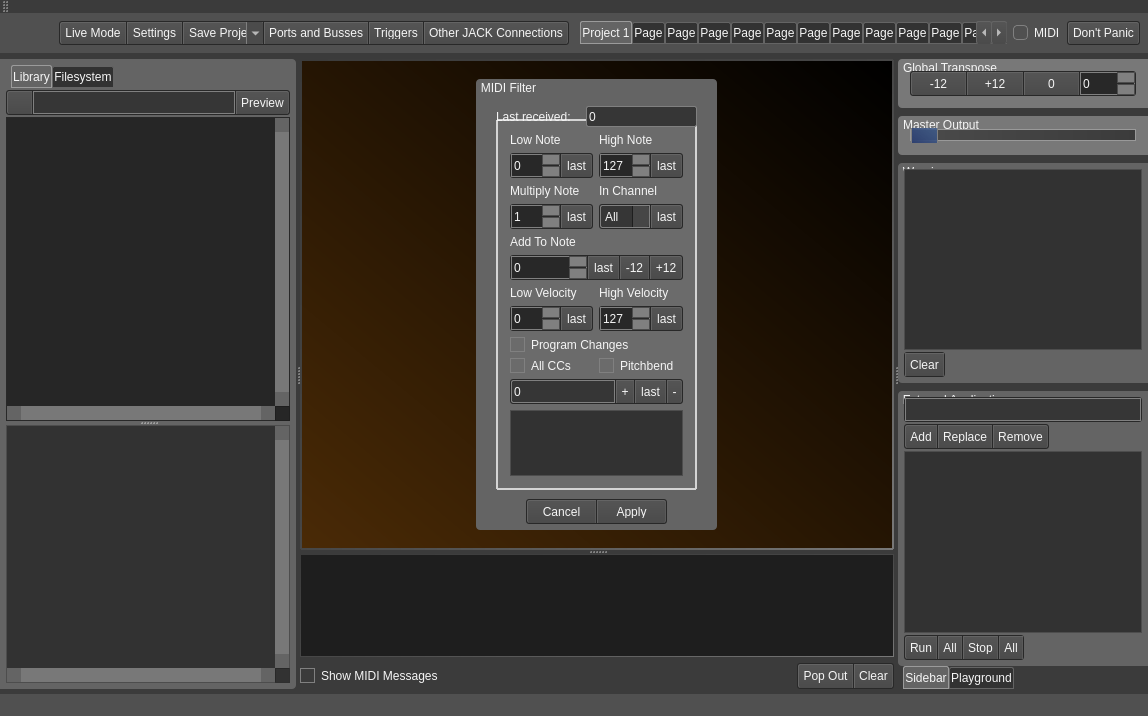
This is src/mainwindow.ui in noedigcode/konfyt as Qt 5 draws it before an edit. The edited form follows.
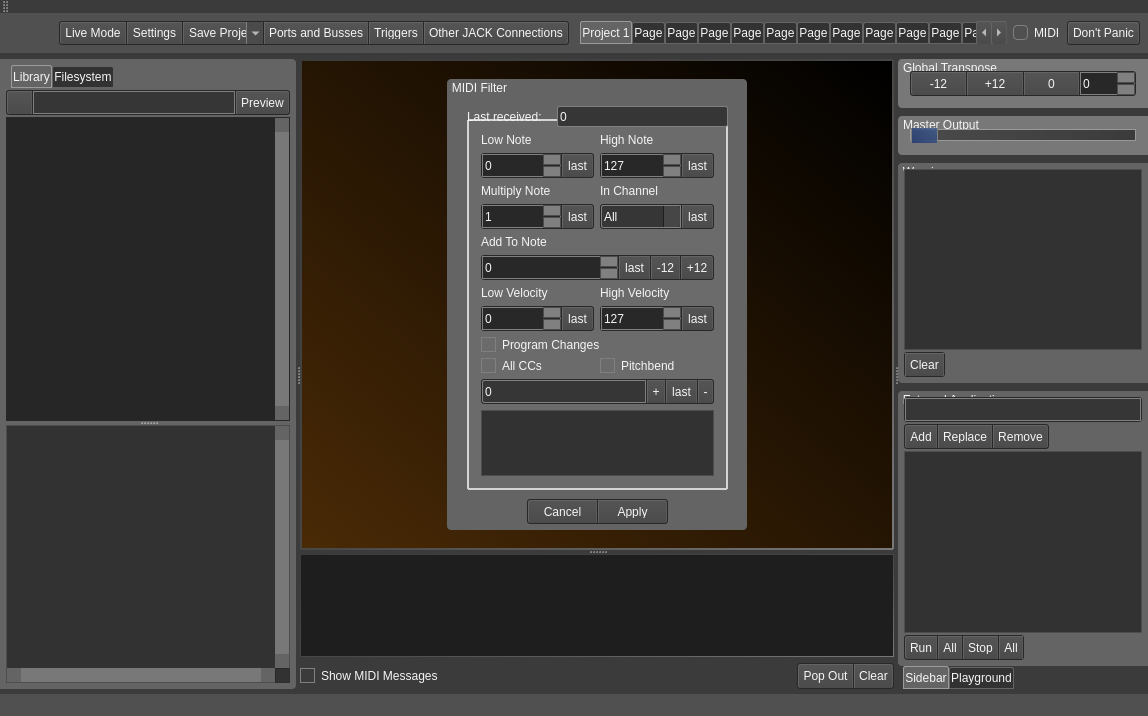
This is the edited form. The open tabs and pages were chosen to show the change. Icons and pictures are not drawn.

Commit message: Add open-in-filemanager menu entry for patch layers; Add midi note names array, function and output in console etc; Show sfz text contents below filesystem view; Check sfz file size before reading text contents; Some GUI tweaks.

Diff of the .ui file:
```diff
--- a/src/mainwindow.ui
+++ b/src/mainwindow.ui
@@ -1167,7 +1167,7 @@
                     <enum>Qt::ScrollBarAlwaysOn</enum>
                    </property>
                    <property name="horizontalScrollBarPolicy">
-                    <enum>Qt::ScrollBarAlwaysOn</enum>
+                    <enum>Qt::ScrollBarAsNeeded</enum>
                    </property>
                    <property name="autoExpandDelay">
                     <number>-1</number>
@@ -3485,7 +3485,7 @@
                </property>
                <property name="maximumSize">
                 <size>
-                 <width>241</width>
+                 <width>300</width>
                  <height>451</height>
                 </size>
                </property>
@@ -3506,7 +3506,7 @@
                  <rect>
                   <x>20</x>
                   <y>40</y>
-                  <width>201</width>
+                  <width>261</width>
                   <height>371</height>
                  </rect>
                 </property>
@@ -4517,8 +4517,13 @@
                        </size>
                       </property>
                       <property name="styleSheet">
-                       <string notr="true">border-top-right-radius: 0;
-border-bottom-right-radius: 0;</string>
+                       <string notr="true">QComboBox {
+	border-top-right-radius: 0;
+	border-bottom-right-radius: 0;
+	color: white;
+	padding: 2px; /* This makes text colour work */
+}
+</string>
                       </property>
                       <item>
                        <property name="text">
@@ -4633,7 +4638,7 @@
                <widget class="QFrame" name="frame_9">
                 <property name="geometry">
                  <rect>
-                  <x>50</x>
+                  <x>80</x>
                   <y>420</y>
                   <width>141</width>
                   <height>25</height>
@@ -4744,7 +4749,7 @@
                  <rect>
                   <x>110</x>
                   <y>27</y>
-                  <width>111</width>
+                  <width>171</width>
                   <height>21</height>
                  </rect>
                 </property>
```
Left out of the diff: 6 changed lines with no effect on the pictures. The commit also changes 7 other files.
